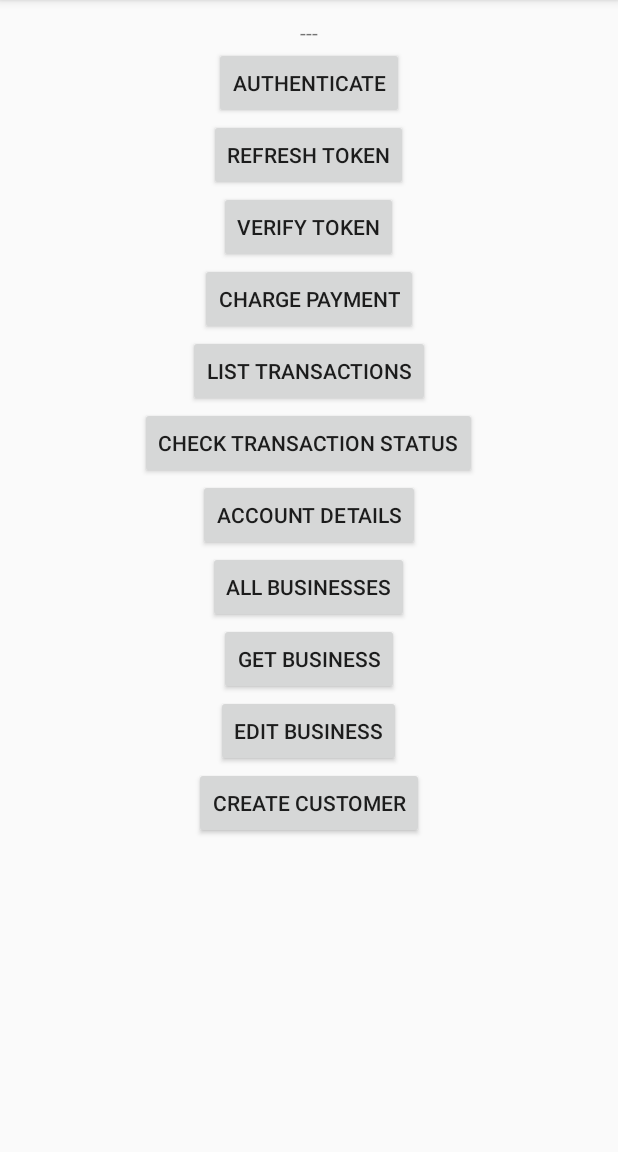
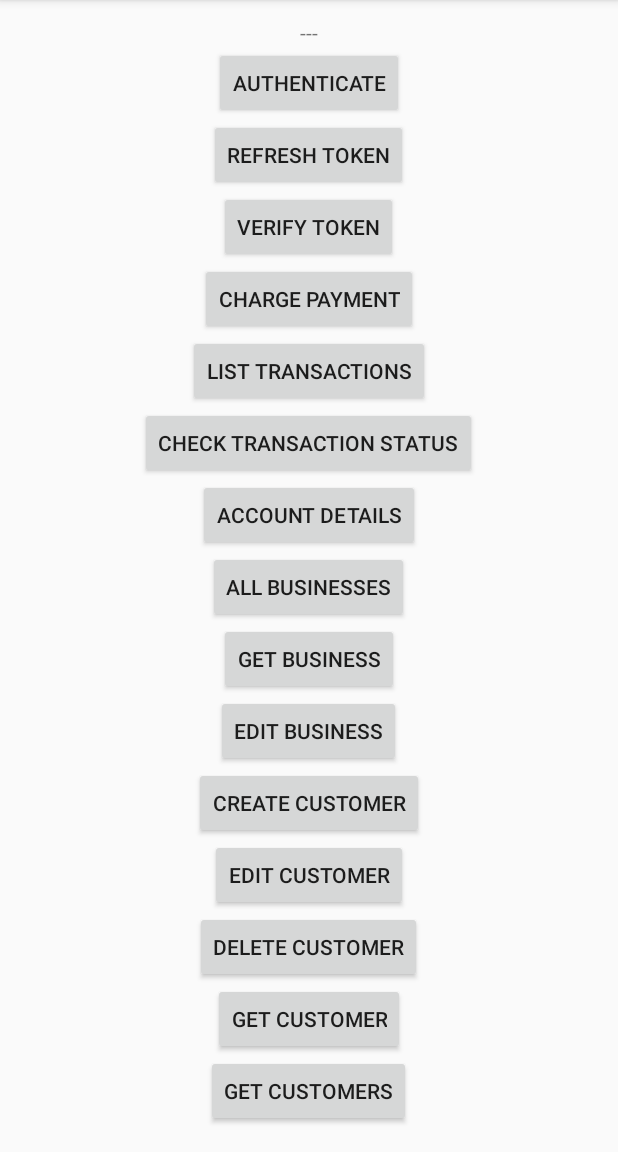
Before and after one commit to wovenpay/wovenpay-android, an Android app: the screen it shows after launch (MainActivity), on a phone screen of 412 x 824 dp, the part 84-1236 px from its top. Run offline under Robolectric (Android 15) with nearby library versions, the phone set to English and light mode, and no system bars.

Commit message:
create, edit, delete, retieve specific, retrieve all

```diff
--- a/app/src/main/res/layout/activity_main.xml
+++ b/app/src/main/res/layout/activity_main.xml
@@ -88,5 +88,29 @@
             android:layout_width="wrap_content"
             android:layout_height="wrap_content"
             android:text="Create customer" />
+
+        <Button
+            android:id="@+id/bEditCustomer"
+            android:layout_width="wrap_content"
+            android:layout_height="wrap_content"
+            android:text="Edit customer" />
+
+        <Button
+            android:id="@+id/bDeleteCustomer"
+            android:layout_width="wrap_content"
+            android:layout_height="wrap_content"
+            android:text="Delete customer" />
+
+        <Button
+            android:id="@+id/bGetCustomer"
+            android:layout_width="wrap_content"
+            android:layout_height="wrap_content"
+            android:text="Get customer" />
+
+        <Button
+            android:id="@+id/bGetCustomers"
+            android:layout_width="wrap_content"
+            android:layout_height="wrap_content"
+            android:text="Get customers" />
     </LinearLayout>
 </ScrollView>
--- a/wovenpay/build.gradle
+++ b/wovenpay/build.gradle
@@ -37,6 +37,7 @@ dependencies {
 
     implementation 'com.squareup.retrofit2:retrofit:2.3.0'
     implementation 'com.squareup.retrofit2:converter-gson:2.3.0'
+    implementation 'com.squareup.okhttp3:logging-interceptor:3.6.0'
 
     testImplementation 'junit:junit:4.12'
     testImplementation 'org.mockito:mockito-core:2.7.6'
--- a/wovenpay/src/main/java/com/wovenpay/wovenpayments/interfaces/OnCreateCustomerListener.java
+++ /dev/null
@@ -1,11 +0,0 @@
-package com.wovenpay.wovenpayments.interfaces;
-
-import com.wovenpay.wovenpayments.models.CreateCustomerResponse;
-
-/**
- * Created by thatmarc_ on 10-Mar-18.
- */
-
-public interface OnCreateCustomerListener {
-    void onComplete(boolean success, CreateCustomerResponse customerResponse, String message);
-}
--- /dev/null
+++ b/wovenpay/src/main/java/com/wovenpay/wovenpayments/interfaces/OnCustomerListener.java
@@ -0,0 +1,11 @@
+package com.wovenpay.wovenpayments.interfaces;
+
+import com.wovenpay.wovenpayments.models.Customer;
+
+/**
+ * Created by thatmarc_ on 10-Mar-18.
+ */
+
+public interface OnCustomerListener {
+    void onComplete(boolean success, Customer customerResponse, String message);
+}
--- /dev/null
+++ b/wovenpay/src/main/java/com/wovenpay/wovenpayments/interfaces/OnCustomersListener.java
@@ -0,0 +1,13 @@
+package com.wovenpay.wovenpayments.interfaces;
+
+import com.wovenpay.wovenpayments.models.Customer;
+
+import java.util.List;
+
+/**
+ * Created by thatmarc_ on 10-Mar-18.
+ */
+
+public interface OnCustomersListener {
+    void onComplete(boolean success, List<Customer> customerResponseList, String message);
+}
--- /dev/null
+++ b/wovenpay/src/main/java/com/wovenpay/wovenpayments/interfaces/OnDeleteCustomerListener.java
@@ -0,0 +1,9 @@
+package com.wovenpay.wovenpayments.interfaces;
+
+/**
+ * Created by thatmarc_ on 10-Mar-18.
+ */
+
+public interface OnDeleteCustomerListener {
+    void onComplete(boolean success, String message);
+}
--- a/wovenpay/src/main/java/com/wovenpay/wovenpayments/interfaces/WovenService.java
+++ b/wovenpay/src/main/java/com/wovenpay/wovenpayments/interfaces/WovenService.java
@@ -7,9 +7,10 @@ package com.wovenpay.wovenpayments.interfaces;
 import com.wovenpay.wovenpayments.models.AccountResponse;
 import com.wovenpay.wovenpayments.models.AuthenticateModel;
 import com.wovenpay.wovenpayments.models.CreateCustomerPayload;
-import com.wovenpay.wovenpayments.models.CreateCustomerResponse;
+import com.wovenpay.wovenpayments.models.Customer;
 import com.wovenpay.wovenpayments.models.EditBusinessPayload;
 import com.wovenpay.wovenpayments.models.Business;
+import com.wovenpay.wovenpayments.models.GetCustomersResponse;
 import com.wovenpay.wovenpayments.models.ListTransactionsResponse;
 import com.wovenpay.wovenpayments.models.PaymentChargeResponse;
 import com.wovenpay.wovenpayments.models.PaymentPayload;
@@ -18,8 +19,10 @@ import com.wovenpay.wovenpayments.models.TransactionStatusResponse;
 
 import java.util.List;
 
+import okhttp3.ResponseBody;
 import retrofit2.Call;
 import retrofit2.http.Body;
+import retrofit2.http.DELETE;
 import retrofit2.http.GET;
 import retrofit2.http.Header;
 import retrofit2.http.Headers;
@@ -68,5 +71,18 @@ public interface WovenService {
 
     @Headers("Content-Type:application/json")
     @POST("/customers/")
-    Call<CreateCustomerResponse> createCustomer(@Header("Authorization") String token, @Body CreateCustomerPayload customerPayload);
+    Call<Customer> createCustomer(@Header("Authorization") String token, @Body Customer customerPayload);
+
+    @Headers("Content-Type:application/json")
+    @PUT("/customers/{customerId}/")
+    Call<Customer> editCustomer(@Header("Authorization") String token, @Path("customerId") String customerId, @Body Customer customer);
+
+    @DELETE("/customers/{customerId}/")
+    Call<ResponseBody> deleteCustomer(@Header("Authorization") String token, @Path("customerId") String customerId);
+
+    @GET("/customers/{customerId}/")
+    Call<Customer> getCustomer(@Header("Authorization") String token, @Path("customerId") String customerId);
+
+    @GET("/customers/")
+    Call<GetCustomersResponse> getCustomers(@Header("Authorization") String token);
 }
```
Also changed, not shown: app/src/main/java/com/wovenpay/wovenpayments/sample/MainActivity.java (+86 -5 lines), wovenpay/src/main/java/com/wovenpay/wovenpayments/WovenPay.java (+109 -18 lines), wovenpay/src/main/java/com/wovenpay/wovenpayments/models/CreateCustomerResponse.java (deleted, +0 -174 lines), wovenpay/src/main/java/com/wovenpay/wovenpayments/models/Customer.java (+154 -0 lines), wovenpay/src/main/java/com/wovenpay/wovenpayments/models/GetCustomersResponse.java (added, +55 -0 lines), 1 other file.
